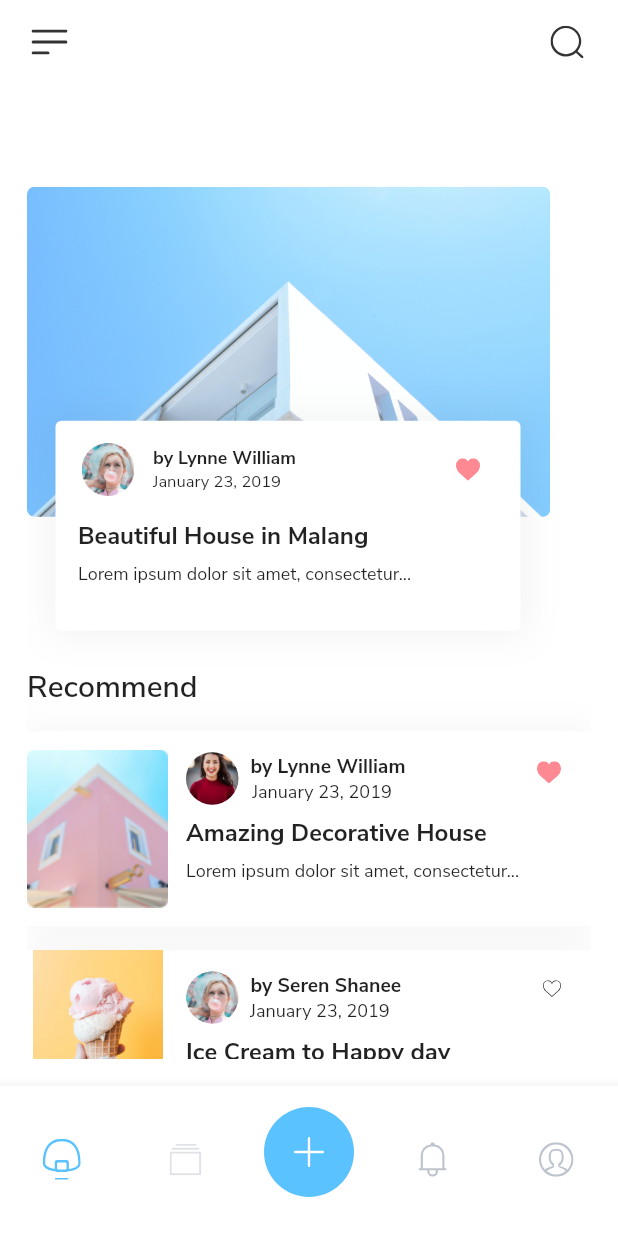
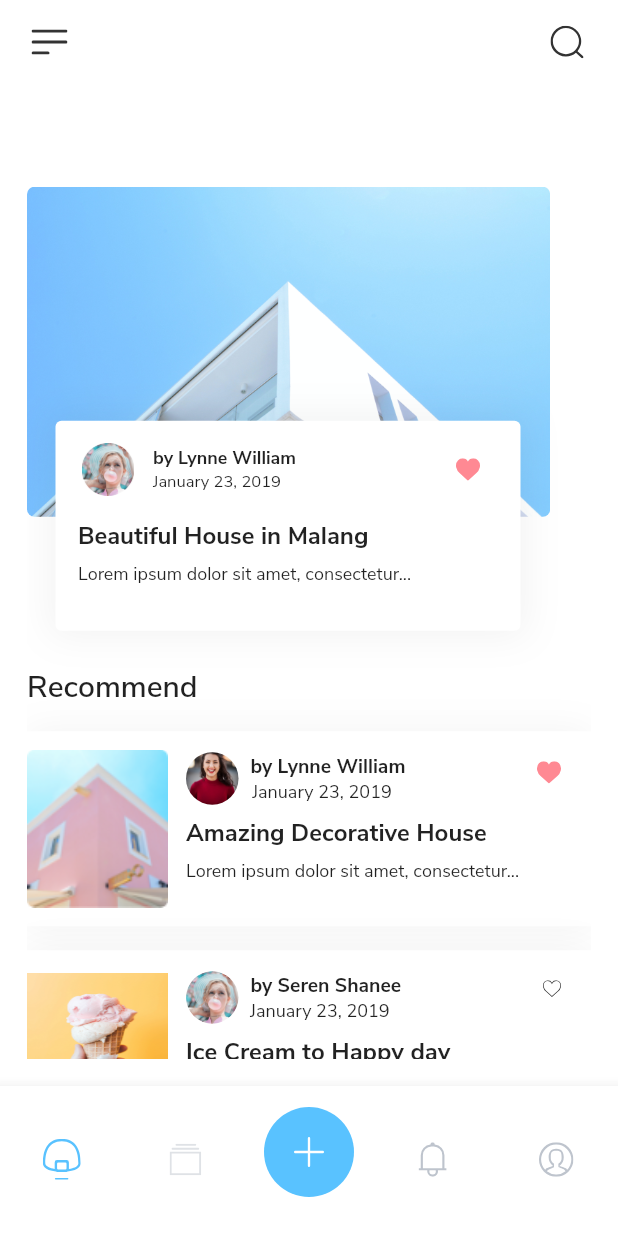
Before and after one commit to ihsaninh/Flutter-News-Design, a Flutter app: the screen it shows after launch, on a phone screen of 412 x 824 dp. Run offline on Flutter 3.47's test engine with Material 2 defaults, Android fonts, the phone set to English and light mode, and no system bars; our stand-ins replace flutter_svg.

Commit message:
add data

```diff
--- a/lib/latest.dart
+++ b/lib/latest.dart
@@ -23,7 +23,7 @@ class Latest extends StatelessWidget {
               )
             ),
             Container(
-              margin: EdgeInsets.only(top: 16),
+              margin: EdgeInsets.only(top: 16, bottom: 16),
               height: 130,
               decoration: BoxDecoration(
               boxShadow: [
@@ -130,7 +130,7 @@ class Latest extends StatelessWidget {
               )
             ),
             Container(
-              margin: EdgeInsets.only(top: 16),
+              margin: EdgeInsets.only(bottom: 16),
               height: 130,
               decoration: BoxDecoration(
               boxShadow: [
@@ -148,7 +148,8 @@ class Latest extends StatelessWidget {
                       flex: 2,
                       child: Container(
                         child: Image(
-                          fit: BoxFit.fitHeight,
+                          height: 100,
+                          fit: BoxFit.fill,
                           image: AssetImage('assets/images/eskrim.jpg'),
                         ),
                       ),
```
